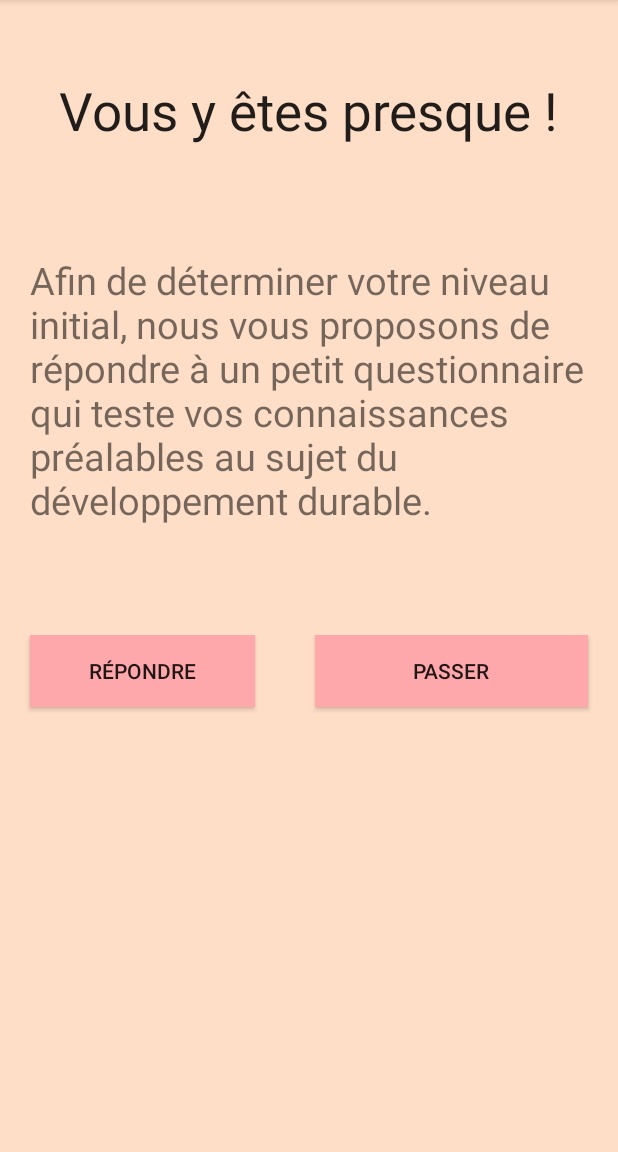
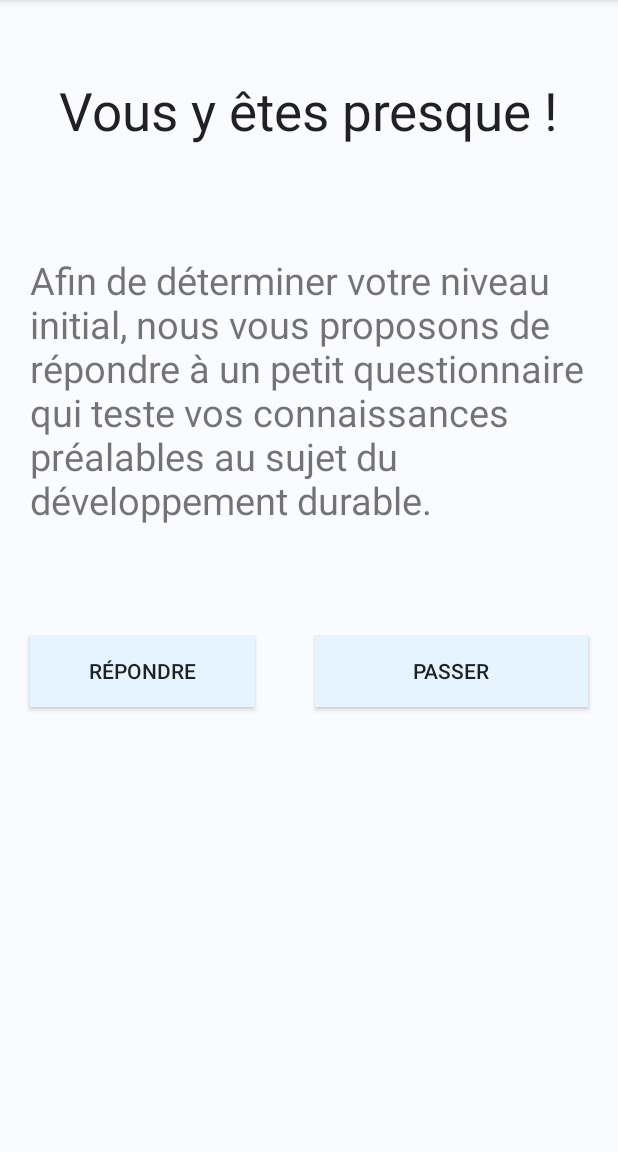
Before and after one commit to Eddupdup/OneIdeaADay, an Android app: the fragment Slide4 shown on its own in the app's theme, on a phone screen of 412 x 824 dp, the part 84-1236 px from its top. Run offline under Robolectric (Android 15) with nearby library versions, the light colour scheme and no system bars; 4 statements that could not run were skipped.

Commit message:
Aubin : couleur questionnaire et slide 4

```diff
--- a/app/src/main/res/layout/slide4.xml
+++ b/app/src/main/res/layout/slide4.xml
@@ -3,7 +3,7 @@
     android:orientation="vertical" android:layout_width="match_parent"
     android:layout_height="match_parent"
     android:weightSum="1"
-    android:background="#ffffdec7">
+    android:background="#fffafbff">
 
     <TextView
         android:layout_width="wrap_content"
@@ -38,7 +38,7 @@
             android:layout_gravity="left"
             android:gravity="center_vertical|center_horizontal"
             android:layout_margin="20sp"
-            android:background="#ffffa8ac"
+            android:background="#ffe5f4ff"
             android:clickable="true" />
 
         <Button
@@ -49,7 +49,7 @@
             android:gravity="center_vertical|center_horizontal"
             android:layout_margin="20sp"
             android:layout_gravity="right"
-            android:background="#ffffa8ac"
+            android:background="#ffe5f4ff"
             android:clickable="true" />
     </LinearLayout>
 </LinearLayout>
```
